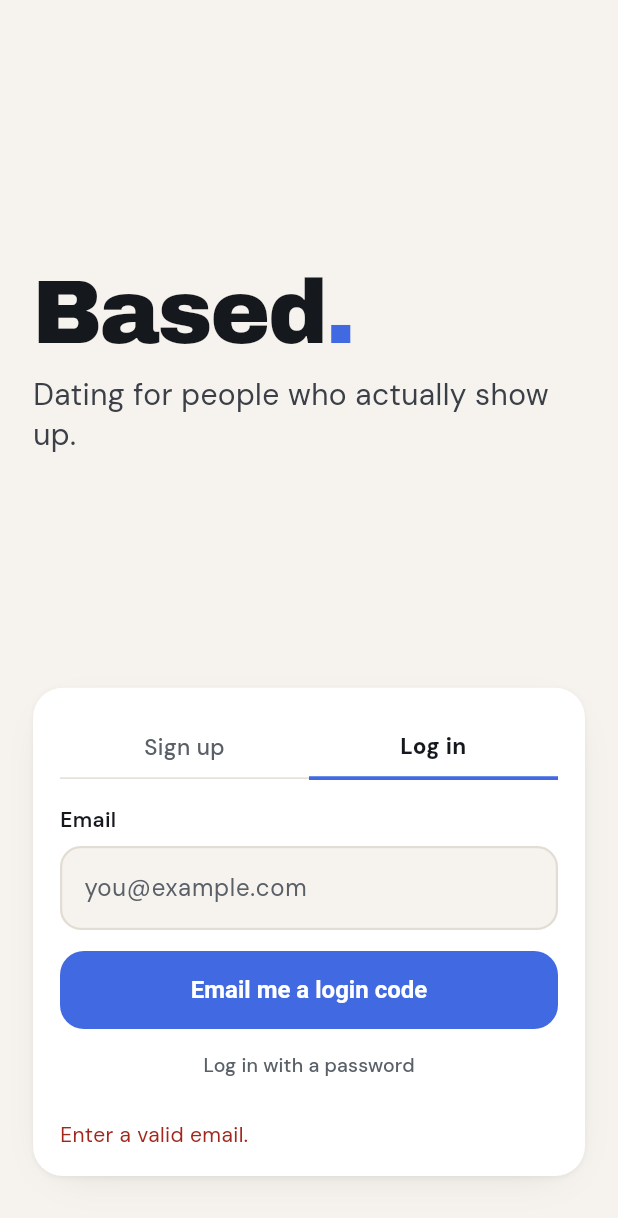
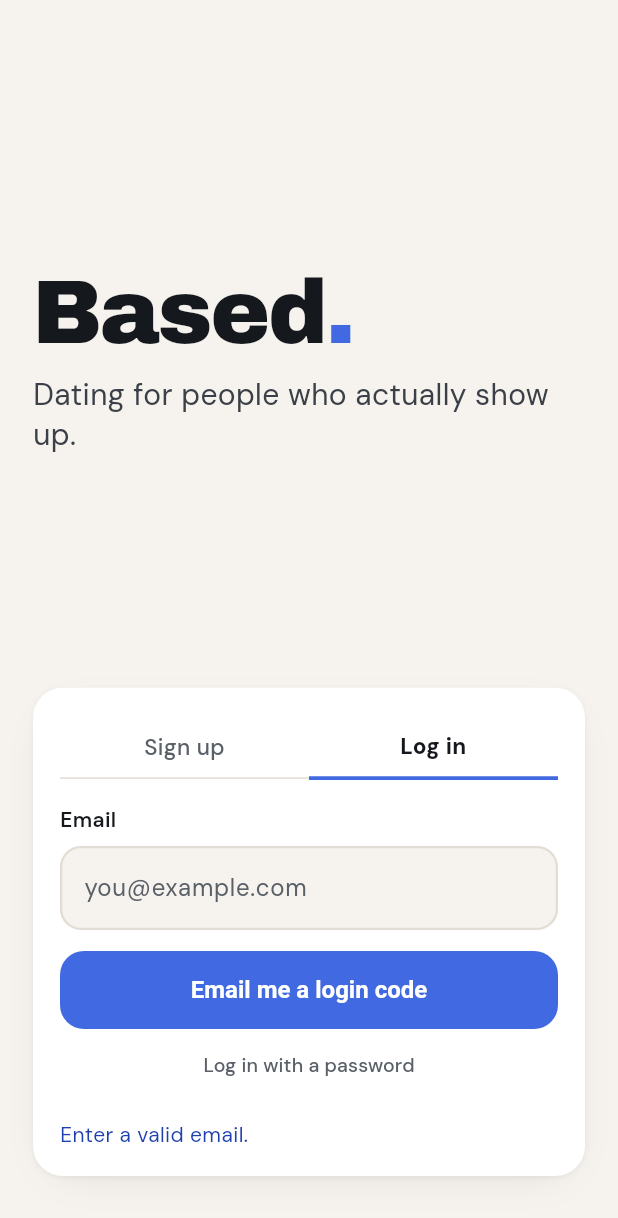
Before and after one commit to gfys606-hue/based-dating, a Flutter app: the screen it shows after launch, after a tap on "Log in", after a tap on "Email me a login code", on a phone screen of 412 x 824 dp. Shown: the top 1218 px of the screen. Run offline on Flutter 3.47's test engine with Material 3 defaults, Android fonts, the phone set to English and light mode, and no system bars; our stand-ins replace geolocator, google_fonts, image_picker, shared_preferences, supabase_flutter; missing offline and left inert: livekit_client; accounts and stored records are empty.

Commit message:
All blue (1/4): deadline and warning colors become royal blue shades

```diff
--- a/app/lib/theme.dart
+++ b/app/lib/theme.dart
@@ -37,10 +37,10 @@ class B {
   static Color get accentStrong => _c(0xFF2A4BB8, 0xFF9DB2F2); // accent-colored text on soft fills
 
   // Status
-  static Color get urgent => _c(0xFFA1261C, 0xFFF07A70); // under 24h
-  static Color get urgentSoft => _c(0xFFF1DCD9, 0xFF3A1F1D);
-  static Color get soon => _c(0xFF9A5F12, 0xFFE0A24A); // under 2 days
-  static Color get soonSoft => _c(0xFFF3E6D2, 0xFF33291A);
+  static Color get urgent => _c(0xFF1E3FAE, 0xFF8FA8F3); // under 24h (deep royal blue)
+  static Color get urgentSoft => _c(0xFFDCE4FA, 0xFF1A2444);
+  static Color get soon => _c(0xFF4169E1, 0xFF5B7FEA); // under 2 days (royal blue)
+  static Color get soonSoft => _c(0xFFE8EDFC, 0xFF1C2540);
   static Color get ok => _c(0xFF2F6B47, 0xFF6FC08E);
   static Color get okSoft => _c(0xFFEAF3EC, 0xFF1C2E23);
   static Color get okInk => _c(0xFF1F4D32, 0xFF9FD8B2); // text on okSoft
```
